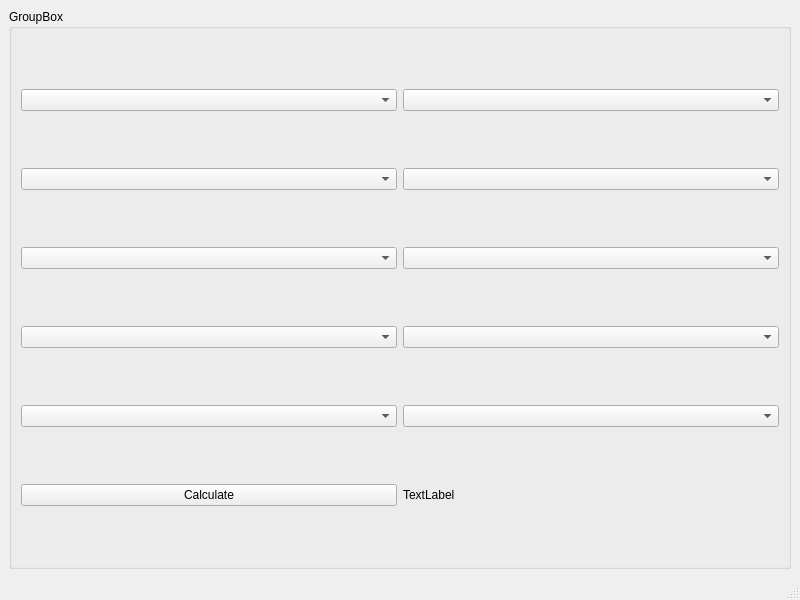
riggskevinp/oopcpp, file PokerGame/mainwindow.ui: the form before one commit.
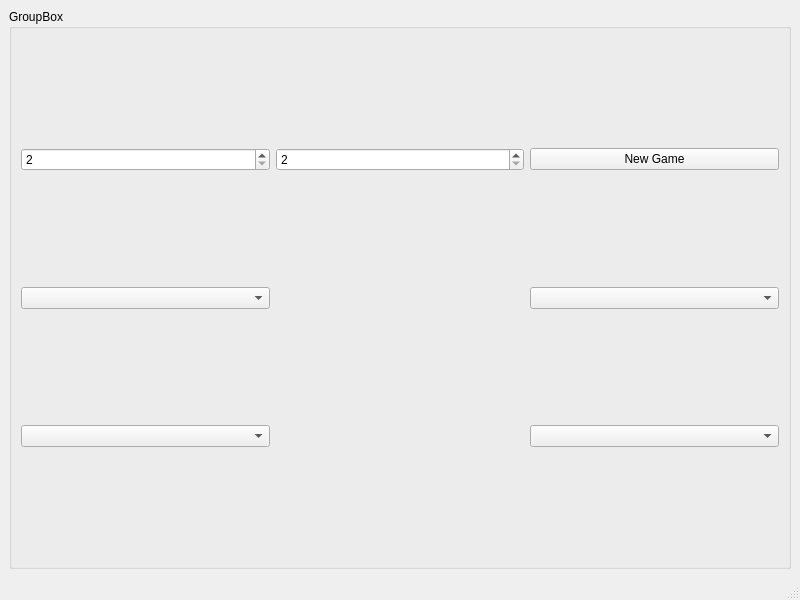
The form after the commit.

Commit message: Add pokergame class

Patch:
```diff
--- a/PokerGame/mainwindow.ui
+++ b/PokerGame/mainwindow.ui
@@ -21,47 +21,42 @@
        <string>GroupBox</string>
       </property>
       <layout class="QGridLayout" name="gridLayout">
-       <item row="1" column="0">
-        <widget class="QComboBox" name="comboBox_3"/>
-       </item>
-       <item row="0" column="1">
-        <widget class="QComboBox" name="comboBox_2"/>
-       </item>
-       <item row="3" column="1">
+       <item row="1" column="2">
         <widget class="QComboBox" name="comboBox_8"/>
        </item>
-       <item row="2" column="1">
-        <widget class="QComboBox" name="comboBox_6"/>
-       </item>
-       <item row="1" column="1">
-        <widget class="QComboBox" name="comboBox_4"/>
-       </item>
-       <item row="3" column="0">
-        <widget class="QComboBox" name="comboBox_7"/>
-       </item>
-       <item row="0" column="0">
-        <widget class="QComboBox" name="comboBox"/>
-       </item>
        <item row="2" column="0">
-        <widget class="QComboBox" name="comboBox_5"/>
-       </item>
-       <item row="4" column="1">
-        <widget class="QComboBox" name="comboBox_10"/>
-       </item>
-       <item row="4" column="0">
         <widget class="QComboBox" name="comboBox_9"/>
        </item>
-       <item row="5" column="0">
-        <widget class="QPushButton" name="pushButton">
+       <item row="1" column="0">
+        <widget class="QComboBox" name="comboBox_7"/>
+       </item>
+       <item row="0" column="2">
+        <widget class="QPushButton" name="NewGameButton">
          <property name="text">
-          <string>Calculate</string>
+          <string>New Game</string>
          </property>
         </widget>
        </item>
-       <item row="5" column="1">
-        <widget class="QLabel" name="label">
-         <property name="text">
-          <string>TextLabel</string>
+       <item row="2" column="2">
+        <widget class="QComboBox" name="comboBox_10"/>
+       </item>
+       <item row="0" column="0">
+        <widget class="QSpinBox" name="spinBox">
+         <property name="minimum">
+          <number>2</number>
+         </property>
+         <property name="maximum">
+          <number>7</number>
+         </property>
+        </widget>
+       </item>
+       <item row="0" column="1">
+        <widget class="QSpinBox" name="spinBox_2">
+         <property name="minimum">
+          <number>2</number>
+         </property>
+         <property name="maximum">
+          <number>7</number>
          </property>
         </widget>
        </item>
```
The commit also changes 7 other files.
